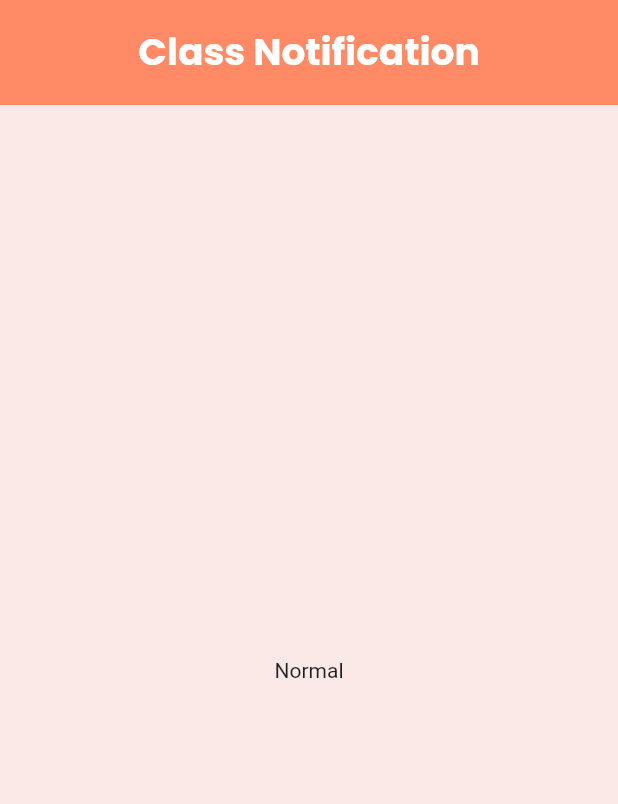
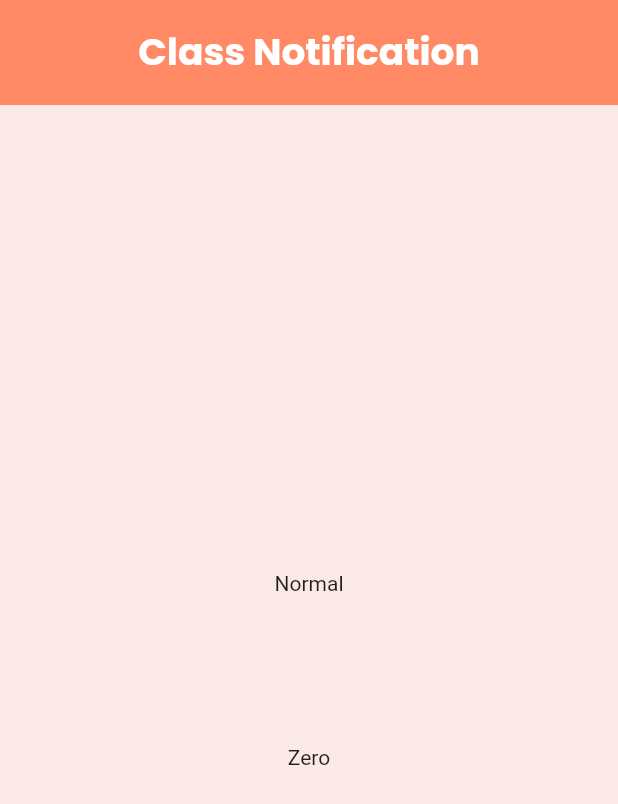
Before and after one commit to ShakriyaPanday/timetable, a Flutter app: the screen it shows after launch, on a phone screen of 412 x 824 dp. Shown: the top 804 px of the screen. Run offline on Flutter 3.47's test engine with Material 2 defaults, Android fonts, the light colour scheme and no system bars; our stand-ins replace google_fonts.

Commit message:
zerohour button added

```diff
--- a/lib/utlis/periodcheck.dart
+++ b/lib/utlis/periodcheck.dart
@@ -21,9 +21,17 @@ class _PeriodCheckState extends State<PeriodCheck> {
               Navigator.push(context,
                   MaterialPageRoute(builder: ((context) => const Period())));
             }),
-            child: Container(
-              child: Text("Normal"),
-            ),
+            child: const Text("Normal"),
+          ),
+          SizedBox(
+            height: 100,
+          ),
+          GestureDetector(
+            onTap: (() {
+              Navigator.push(context,
+                  MaterialPageRoute(builder: ((context) => const ZeroHour())));
+            }),
+            child: const Text("Zero"),
           )
         ],
       ),
```
